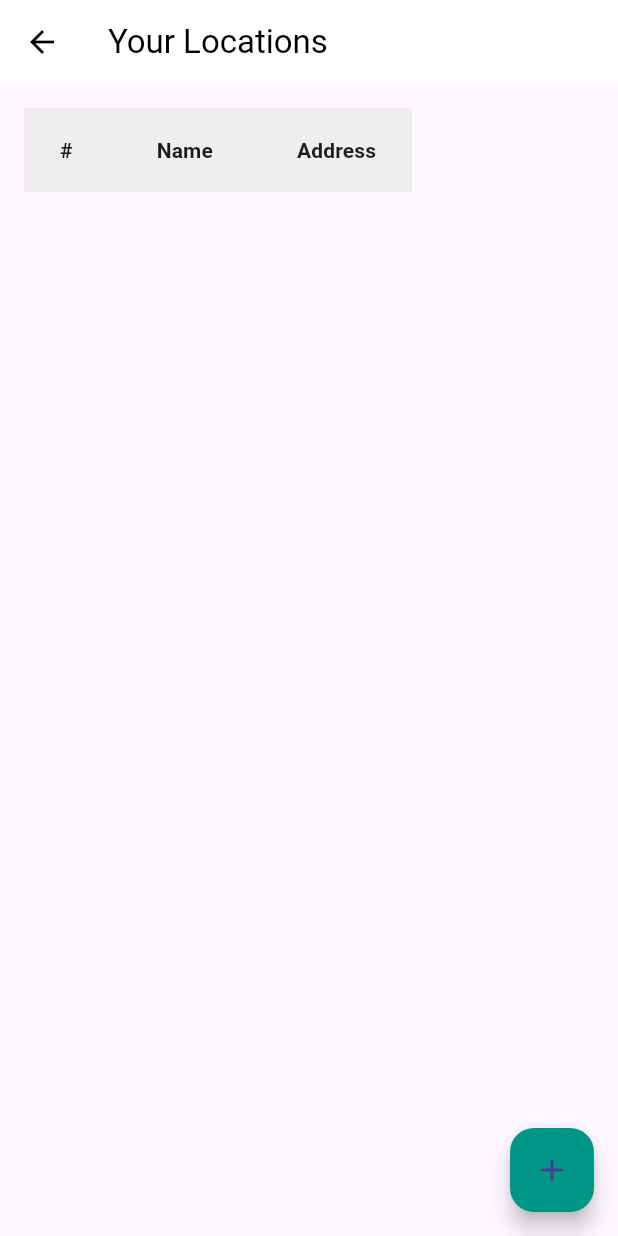
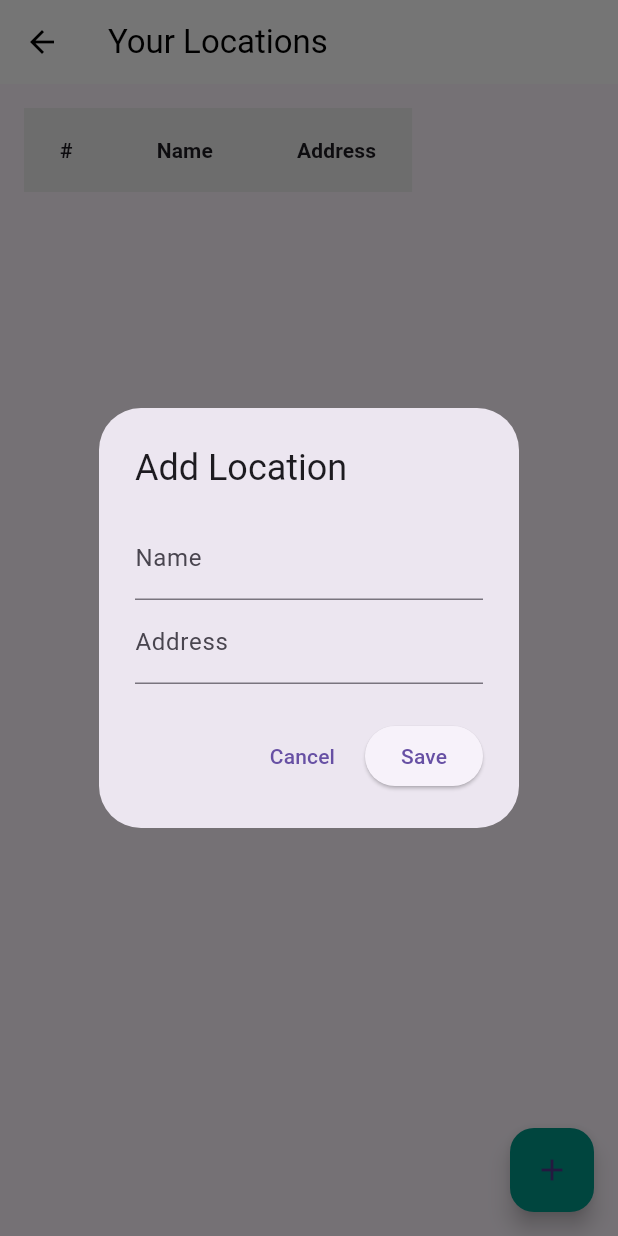
Before and after one commit to rmsavelli/flutter-lab, a Flutter app: the LocationsPage screen opened directly with empty values, after a tap on the "add" icon, on a phone screen of 412 x 824 dp. Run offline on Flutter 3.47's test engine with Material 3 defaults, Android fonts, the phone set to English and light mode, and no system bars; our stand-ins replace camera, device_info_plus, file_picker, firebase_core, firebase_messaging, flutter_dotenv and 5 more; missing offline and left inert: google_mlkit_face_detection, google_mlkit_text_recognition, mailer; accounts and stored records are empty; Roboto replaces fonts that are missing (Sans).

Commit message:
[luklakmmap] Added a reusable widget (LocationFormDialog) to allow user to add new locations

```diff
--- a/luklakmmap/lib/screens/locations_page.dart
+++ b/luklakmmap/lib/screens/locations_page.dart
@@ -1,6 +1,8 @@
 import 'package:flutter/material.dart';
 import '../models/location.dart';
 import '../services/database_service.dart';
+import '../widgets/location_form_dialog.dart';
+
 
 class LocationsPage extends StatefulWidget {
   final String userId;
@@ -30,6 +32,29 @@ class _LocationsPageState extends State<LocationsPage> {
     });
   }
 
+  Future<void> _addLocation(String name, String address) async {
+    await _databaseService.insertLocation(
+      name: name,
+      address: address,
+      userId: widget.userId,
+    );
+    _loadLocations(); // Refresh list
+  }
+
+  void _openAddLocationDialog() {
+    showDialog(
+      context: context,
+      builder: (context) {
+        return LocationFormDialog(
+          onSubmit: (name, address) {
+            Navigator.of(context).pop(); // Close dialog
+            _addLocation(name, address);
+          },
+        );
+      },
+    );
+  }
+
   @override
   Widget build(BuildContext context) {
     return Scaffold(
@@ -55,7 +80,7 @@ class _LocationsPageState extends State<LocationsPage> {
                   final location = entry.value;
                   return DataRow(
                     cells: [
-                      DataCell(Text('${index + 1}')), // Index-based count
+                      DataCell(Text('${index + 1}')),
                       DataCell(Text(location.name)),
                       DataCell(Text(location.address)),
                     ],
@@ -64,9 +89,7 @@ class _LocationsPageState extends State<LocationsPage> {
               ),
             ),
       floatingActionButton: FloatingActionButton(
-        onPressed: () {
-          // TODO: Add location logic
-        },
+        onPressed: _openAddLocationDialog,
         backgroundColor: Colors.teal,
         child: const Icon(Icons.add),
       ),
--- a/luklakmmap/lib/services/database_service.dart
+++ b/luklakmmap/lib/services/database_service.dart
@@ -4,6 +4,8 @@ import '../models/user.dart' as app_model;
 
 class DatabaseService {
   final SupabaseClient _client = Supabase.instance.client;
+
+  // FETCHES
 
   // Fetches a full User object by ID
   Future<app_model.User?> fetchUser(String userId) async {
@@ -55,4 +57,20 @@ class DatabaseService {
 
     return response.map<Location>((item) => Location.fromMap(item)).toList();
   }
+
+// INSERTS
+
+  // Insert a new location in the database
+  Future<void> insertLocation({
+    required String name,
+    required String address,
+    required String userId,
+  }) async {
+    await _client.from('locations').insert({
+      'name': name,
+      'address': address,
+      'user_id': userId,
+      // 'created_at': DateTime.now().toIso8601String(), // optional if Supabase handles it
+    });
+  }
 }
--- /dev/null
+++ b/luklakmmap/lib/widgets/location_form_dialog.dart
@@ -0,0 +1,85 @@
+import 'package:flutter/material.dart';
+
+class LocationFormDialog extends StatefulWidget {
+  final String? initialName;
+  final String? initialAddress;
+  final void Function(String name, String address) onSubmit;
+
+  const LocationFormDialog({
+    super.key,
+    this.initialName,
+    this.initialAddress,
+    required this.onSubmit,
+  });
+
+  @override
+  State<LocationFormDialog> createState() => _LocationFormDialogState();
+}
+
+class _LocationFormDialogState extends State<LocationFormDialog> {
+  final _formKey = GlobalKey<FormState>();
+  late TextEditingController _nameController;
+  late TextEditingController _addressController;
+
+  @override
+  void initState() {
+    super.initState();
+    _nameController = TextEditingController(text: widget.initialName ?? '');
+    _addressController = TextEditingController(text: widget.initialAddress ?? '');
+  }
+
+  @override
+  void dispose() {
+    _nameController.dispose();
+    _addressController.dispose();
+    super.dispose();
+  }
+
+  void _submit() {
+    if (_formKey.currentState!.validate()) {
+      widget.onSubmit(
+        _nameController.text.trim(),
+        _addressController.text.trim(),
+      );
+    }
+  }
+
+  @override
+  Widget build(BuildContext context) {
+    return AlertDialog(
+      title: Text(widget.initialName == null ? 'Add Location' : 'Edit Location'),
+      content: Form(
+        key: _formKey,
+        child: Column(
+          mainAxisSize: MainAxisSize.min,
+          children: [
+            TextFormField(
+              controller: _nameController,
+              decoration: const InputDecoration(labelText: 'Name'),
+              validator: (value) => value == null || value.trim().isEmpty
+                  ? 'Enter name'
+                  : null,
+            ),
+            TextFormField(
+              controller: _addressController,
+              decoration: const InputDecoration(labelText: 'Address'),
+              validator: (value) => value == null || value.trim().isEmpty
+                  ? 'Enter address'
+                  : null,
+            ),
+          ],
+        ),
+      ),
+      actions: [
+        TextButton(
+          onPressed: () => Navigator.of(context).pop(),
+          child: const Text('Cancel'),
+        ),
+        ElevatedButton(
+          onPressed: _submit,
+          child: const Text('Save'),
+        ),
+      ],
+    );
+  }
+}
```
